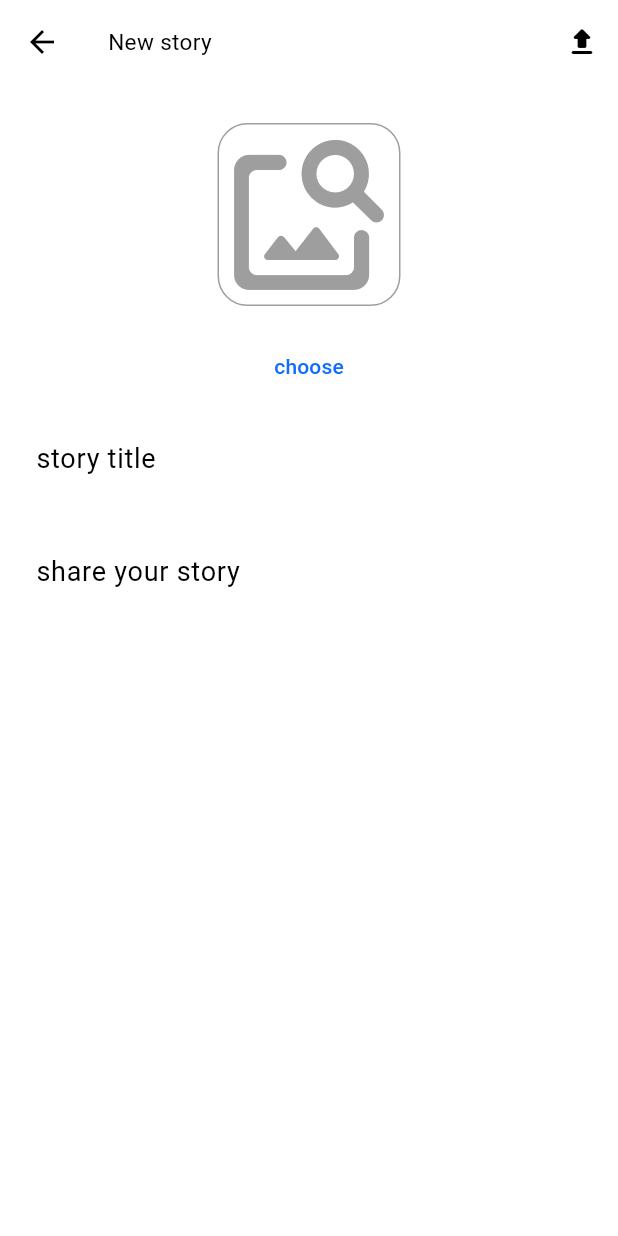
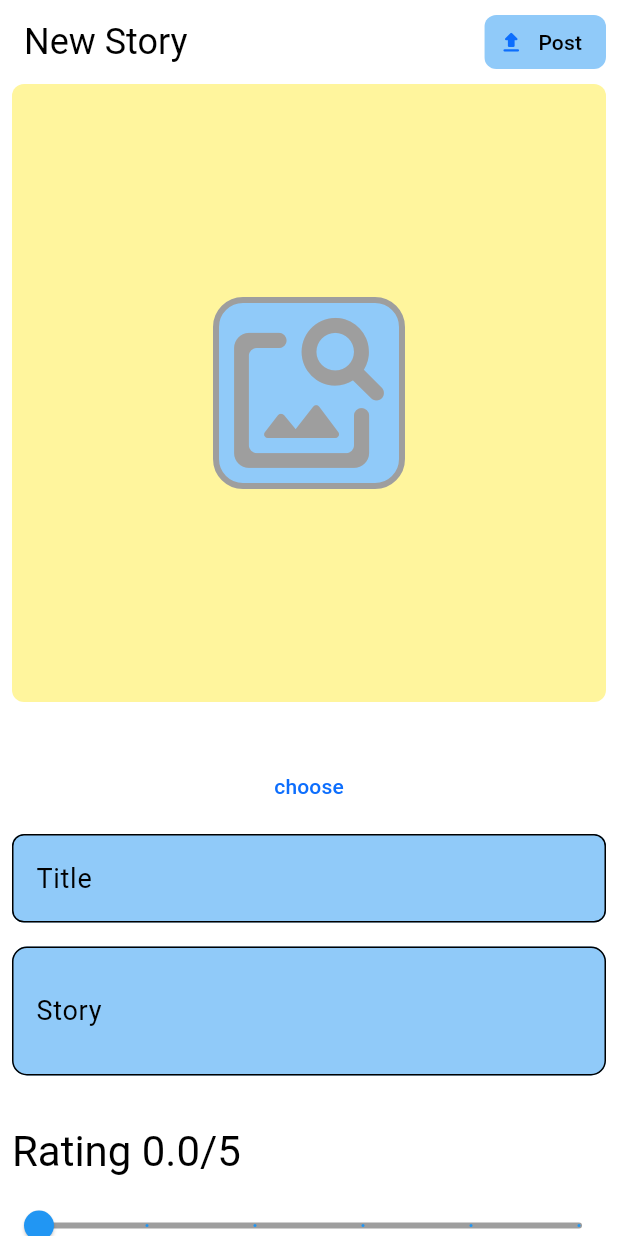
Before and after one commit to Uday-kiran9147/Traveller, a Flutter app: the AddStoryScreen screen opened by its route, on a phone screen of 412 x 824 dp. Run offline on Flutter 3.47's test engine with Material 3 defaults, Android fonts, the phone set to English and light mode, and no system bars; our stand-ins replace animated_text_kit, bloc, cloud_firestore, equatable, firebase_auth, firebase_core and 7 more; accounts and stored records are empty; generated files the repository leaves out were written again.

Commit message:
enhanced in posting screens and [rating slider]

```diff
--- a/lib/config/theme/apptheme.dart
+++ b/lib/config/theme/apptheme.dart
@@ -1,6 +1,6 @@
 import 'package:flutter/material.dart';
 
-class AThemes {
+class AppTheme {
   static Color universalcolor = Colors.white;
   static Color appThemeOrange = const Color(0xffFF7029);
   static Color primaryThemeDark = Color(0xff1B1E28);
--- a/lib/domain/usecases/upload_story.dart
+++ b/lib/domain/usecases/upload_story.dart
@@ -34,6 +34,7 @@ class UploadTravelStory {
         "created_at": created_at,
         "likes": 0,
         "travelStory": travelStory,
+        "photos":[],
         "destinationRating": destinationRating,
       });
 
--- a/lib/presentation/pages/auth/ui/widgets/account_ui.dart
+++ b/lib/presentation/pages/auth/ui/widgets/account_ui.dart
@@ -1,6 +1,5 @@
 import 'package:flutter/material.dart';
 import 'package:traveler/presentation/pages/auth/cubit/auth_cubit_cubit.dart';
-import '../../../../../data/repository/authentication.dart';
 import 'loginform.dart';
 import 'signinform.dart';
 
@@ -18,7 +17,6 @@ class AuthAccounts extends StatefulWidget {
 class _AuthAccountsState extends State<AuthAccounts> {
   late bool formVisible;
   int? _formsIndex;
-  GoogleAuth googleAuth = GoogleAuth();
 
   @override
   void initState() {
--- a/lib/presentation/pages/explore/ui/widgets/post_tile.dart
+++ b/lib/presentation/pages/explore/ui/widgets/post_tile.dart
@@ -103,7 +103,7 @@ class PostTile extends StatelessWidget {
                               borderRadius: BorderRadius.only(
                                   topLeft: Radius.circular(30),
                                   topRight: Radius.circular(30))),
-                          backgroundColor: AThemes.primaryBackgroundLight,
+                          backgroundColor: AppTheme.primaryBackgroundLight,
                           context: context,
                           builder: (context) {
                             return CommentBox(
--- a/lib/presentation/pages/home/ui/drawer/add_story_screen.dart
+++ b/lib/presentation/pages/home/ui/drawer/add_story_screen.dart
@@ -1,8 +1,11 @@
+// ignore_for_file: public_member_api_docs, sort_constructors_first
 import 'dart:io';
 
 import 'package:flutter/material.dart';
+import 'package:flutter/widgets.dart';
 import 'package:flutter_bloc/flutter_bloc.dart';
 import 'package:image_picker/image_picker.dart';
+
 import 'package:traveler/domain/usecases/upload_story.dart';
 import 'package:traveler/presentation/pages/home/cubit/home_cubit_cubit.dart';
 import 'package:traveler/presentation/widgets/snackbars.dart';
@@ -20,14 +23,16 @@ class AddStoryScreen extends StatefulWidget {
 class _AddStoryScreenState extends State<AddStoryScreen> {
   ScrollController scrollController = ScrollController();
 
+  double _rating = 0;
   final TextEditingController _titleController = TextEditingController();
 
   final TextEditingController _storyController = TextEditingController();
   final List<File> _images = [];
   Future<void> _pickImages() async {
-    List<XFile>? selectedImages =
-        await ImagePicker().pickMultiImage(imageQuality: 70,
-      maxWidth: 250,);
+    List<XFile>? selectedImages = await ImagePicker().pickMultiImage(
+      imageQuality: 70,
+      maxWidth: 250,
+    );
     for (int i = 0; i < selectedImages.length; i++) {
       setState(() {
         _images.add(File(selectedImages[i].path));
@@ -38,62 +43,102 @@ class _AddStoryScreenState extends State<AddStoryScreen> {
   @override
   Widget build(BuildContext context) {
     return Scaffold(
-        // backgroundColor: Colors.grey,
         appBar: AppBar(
-          title:  Text('New story',style: Theme.of(context).textTheme.bodyMedium,),
+          title: Text(
+            'New Story',
+            style: Theme.of(context).textTheme.headlineSmall,
+          ),
+          automaticallyImplyLeading: false,
           actions: [
-            Tooltip(message: "Upload story",
-              child: IconButton(
+            Padding(
+              padding: const EdgeInsets.all(8.0),
+              child: Tooltip(
+                message: "upload story",
+                child: ActionChip(
                     onPressed: () async {
-                    var user = BlocProvider.of<HomeCubitCubit>(context, listen: false).state;
+                      if (_titleController.text.isEmpty ||
+                          _storyController.text.isEmpty) {
+                        customSnackbarMessage(
+                            'Please share something', context, Colors.orange);
+                        return;
+                      }
+                      var user = BlocProvider.of<HomeCubitCubit>(context,
+                              listen: false)
+                          .state;
                       UploadTravelStory story = UploadTravelStory(
                           userName: user.user.username,
                           userid: user.user.uid,
                           storyTitle: _titleController.text,
                           created_at: DateTime.now().toString(),
                           travelStory: _storyController.text,
-                        destinationRating: null,
+                          destinationRating:_rating,
                           photos: _images);
                       await story.uploadStory().then((value) {
                         if (value) {
-                        customSnackbarMessage(
-                            'Story uploaded successfully', context, Colors.green);
+                          customSnackbarMessage('Story uploaded successfully',
+                              context, Colors.green);
                           Navigator.pop(context);
                         } else {
                           customSnackbarMessage(
-                            'story uploaded successfully', context, Colors.green);
+                              'Failed to upload story', context, Colors.red);
                         }
                       }).catchError((e) {
-                      customSnackbarMessage(e.toString(), context, Colors.green);
+                        customSnackbarMessage(
+                            e.toString(), context, Colors.red);
                       });
                     },
-                  icon: const Icon(Icons.upload_rounded)),
+                    side: BorderSide.none,
+                    backgroundColor: Colors.blue.shade200,
+                    avatar: const Icon(Icons.upload_rounded),
+                    label: const Text('Post')),
+              ),
             )
           ],
         ),
-        body: ListView(padding: const EdgeInsets.only(top: 26.0),
+        body: ListView(
+          // padding: const EdgeInsets.all(8),
           children: [
-            _images.isNotEmpty
+            Container(
+                constraints: BoxConstraints(
+                    minHeight: MediaQuery.of(context).size.height * 0.5),
+                margin: _images.isEmpty
+                    ? const EdgeInsets.symmetric(
+                        horizontal: 8.0,
+                      ).copyWith(bottom: 16)
+                    : null,
+                decoration: BoxDecoration(
+                  borderRadius: BorderRadius.circular(8),
+                  color: Colors.yellow.shade200,
+                ),
+                child: _images.isNotEmpty
                     ? SizedBox(
-                    height: 350,
+                        height: MediaQuery.of(context).size.height * 0.3,
                         child: ListView.builder(
                           scrollDirection: Axis.horizontal,
                           itemCount: _images.length,
                           itemBuilder: (context, index) {
                             return Padding(
                               padding: const EdgeInsets.all(8.0),
-                          child: Container(decoration: BoxDecoration(border: Border.all(color: Colors.grey),borderRadius: BorderRadius.circular(20)),
-                            child: ClipRRect(borderRadius: const BorderRadius.all(Radius.circular(20)),child: Image.file(_images[index])),
+                              child: Container(
+                                decoration: BoxDecoration(
+                                    // border: Border.all(color: Colors.grey),
+                                    borderRadius: BorderRadius.circular(20)),
+                                child: ClipRRect(
+                                    borderRadius: const BorderRadius.all(
+                                        Radius.circular(20)),
+                                    child: Image.file(
+                                        fit: BoxFit.cover, _images[index])),
                               ),
                             );
                           },
                         ),
-                  ):
-            Center(
+                      )
+                    : Center(
                         child: Container(
                           decoration: BoxDecoration(
+                              color: Colors.blue.shade200,
                               borderRadius: BorderRadius.circular(20),
-                    border: Border.all(color: Colors.grey)),
+                              border: Border.all(color: Colors.grey, width: 4)),
                           child: GestureDetector(
                               onTap: _pickImages,
                               child: const Icon(
@@ -102,61 +147,76 @@ class _AddStoryScreenState extends State<AddStoryScreen> {
                                 size: 120,
                               )),
                         ),
-            ),const SizedBox(height: 16.0),TextButton(onPressed: _pickImages, child: const Text('choose')),
+                      )),
+            const SizedBox(height: 16.0),
+            TextButton(onPressed: _pickImages, child: const Text('choose')),
             Padding(
                 padding: const EdgeInsets.all(8.0),
-                child: CustomTextForm(titleController: _titleController)),
+                child: CustomTextForm(
+                  controller: _titleController,
+                  hintText: "Title",
+                )),
             Padding(
               padding: const EdgeInsets.all(8.0),
               child: TextFormField(
-                onSaved: (newVal) {
-                  _storyController.text = newVal!;
-                },
                 scrollController: scrollController,
                 controller: _storyController,
                 autocorrect: true,
                 cursorColor: Theme.of(context).primaryColor,
                 maxLines: null,
                 decoration: InputDecoration(
-                  hintText: "share your story",
-                  fillColor: AThemes.universalcolor,
+                  labelText: "Story",
+                  hintText: "write something about your travel experience",
+                  fillColor: Colors.blue.shade200,
                   filled: true,
                   border: const OutlineInputBorder(
-                    borderSide: BorderSide.none,
                     borderRadius: BorderRadius.all(Radius.circular(10)),
                   ),
                 ),
               ),
             ),
+            SizedBox(height: 16.0),
+             Padding(
+              padding: EdgeInsets.all(8.0),
+              child: Text('Rating ${_rating}/5',style: Theme.of(context).textTheme.headlineMedium!.copyWith(color:Colors.black )),
+            ),
+            Slider(
+                value: _rating,
+                min: 0,
+                max: 5,
+                divisions: 5,
+                label: _rating.toString(),
+                activeColor: Colors.blue,
+                inactiveColor: Colors.grey,
+                onChanged: (value) {
+                  setState(() {
+                    _rating = value;
+                  });
+                  print(_rating);
+                }),
           ],
         ));
   }
 }
 
 class CustomTextForm extends StatelessWidget {
-  const CustomTextForm({
-    super.key,
-    required TextEditingController titleController,
-  }) : _titleController = titleController;
+  CustomTextForm({required this.controller, required this.hintText});
 
-  final TextEditingController _titleController;
+  final TextEditingController controller;
+  final String hintText;
 
   @override
   Widget build(BuildContext context) {
     return TextFormField(
-      controller: _titleController,
-      autocorrect: true,
-      onSaved: (newVal) {
-        _titleController.text = newVal!;
-      },
-      cursorColor: Colors.purple,
+      controller: controller,
       decoration: InputDecoration(
-        hintText: "story title",
-        fillColor: AThemes.universalcolor,
+        hintText: hintText,
+        fillColor: Colors.blue.shade200,
         filled: true,
         border: const OutlineInputBorder(
-          borderSide: BorderSide.none,
-          borderRadius: BorderRadius.all(Radius.circular(10)),
+          // borderSide: BorderSide.none,
+          borderSide: BorderSide(color: Colors.blue),
+          borderRadius: BorderRadius.all(Radius.circular(8)),
         ),
       ),
     );
--- a/lib/presentation/pages/profile/post_detail_screen.dart
+++ b/lib/presentation/pages/profile/post_detail_screen.dart
@@ -49,7 +49,7 @@ class _PostScreenState extends State<PostScreen> {
   Widget build(BuildContext context) {
     Post post = widget.post;
     return Scaffold(
-        backgroundColor: AThemes.universalcolor,
+        backgroundColor: AppTheme.universalcolor,
         body: SingleChildScrollView(
           child: Column(children: [
             const SizedBox(
@@ -154,7 +154,7 @@ class _PostScreenState extends State<PostScreen> {
                                     borderRadius: BorderRadius.only(
                                         topLeft: Radius.circular(30),
                                         topRight: Radius.circular(30))),
-                                backgroundColor: AThemes.primaryBackgroundLight,
+                                backgroundColor: AppTheme.primaryBackgroundLight,
                                 context: context,
                                 builder: (context) {
                                   return CommentBox(
@@ -173,7 +173,7 @@ class _PostScreenState extends State<PostScreen> {
                             },
                             child: Icon(
                               Icons.mode_comment_outlined,
-                              color: AThemes.appThemeOrange,
+                              color: AppTheme.appThemeOrange,
                             )),
                         const Text("--")
                       ],
--- a/lib/presentation/widgets/dialogs.dart
+++ b/lib/presentation/widgets/dialogs.dart
@@ -10,7 +10,7 @@ Future<dynamic> destinationDialog(BuildContext context, String? destination) {
     context: context,
     builder: (context) {
       return AlertDialog(
-        backgroundColor: AThemes.primaryBackgroundLight,
+        backgroundColor: AppTheme.primaryBackgroundLight,
         title: Text("Next Destination",
             style: Theme.of(context)
                 .textTheme
--- a/pubspec.yaml
+++ b/pubspec.yaml
@@ -23,16 +23,13 @@ dependencies:
   # The following adds the Cupertino Icons font to your application.
   # Use with the CupertinoIcons class for iOS style icons.
   cupertino_icons: ^1.0.2
-  appwrite: ^11.0.1
   bloc: ^8.1.2
   flutter_bloc: ^8.1.3
   provider:
   flutter_swiper_plus: ^2.0.4
-  google_nav_bar: ^5.0.6
   animator: ^3.3.0
   firebase_core: ^2.13.1
   firebase_app_check: ^0.2.1+6
-  google_sign_in: ^6.1.4
   firebase_auth: ^4.6.2
   shared_preferences: ^2.1.2
   cloud_firestore: ^4.8.0
```
Also changed, not shown: lib/data/repository/authentication.dart (deleted, +0 -47 lines), lib/main.dart (+8 -8 lines), lib/presentation/pages/explore/ui/newpost_screen.dart (+57 -41 lines), lib/presentation/pages/home/ui/drawer/story_detail_screen.dart (+10 -11 lines), lib/presentation/pages/home/ui/drawer/story_list.dart (+6 -6 lines), lib/presentation/pages/home/ui/home.dart (+2 -8 lines), lib/presentation/pages/profile/followings.dart (+5 -9 lines), lib/presentation/pages/profile/profile.dart (+12 -25 lines), 6 other files. Lines whose indentation alone changed are shown as unchanged.
